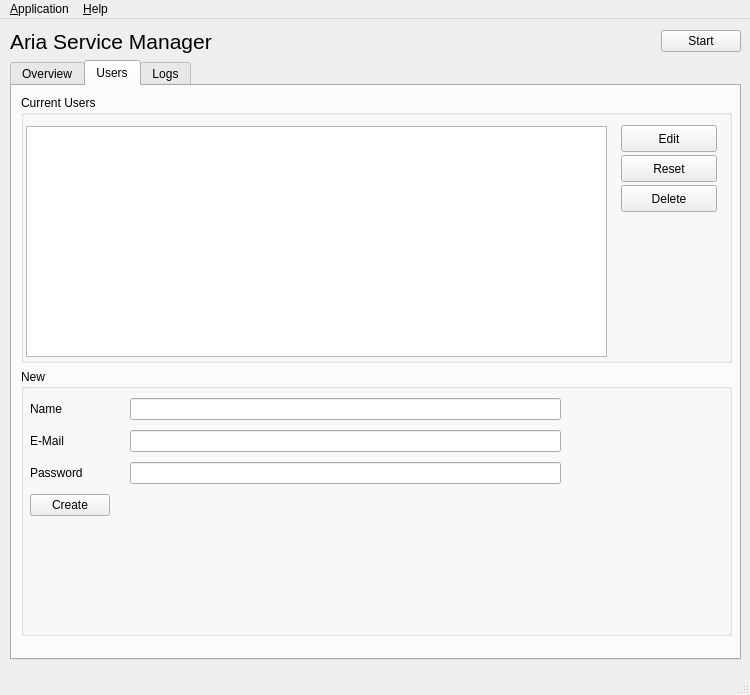
Old version of the form src/aria/gui/ui/mainwindow.ui in the repository malvavisc0/aria.
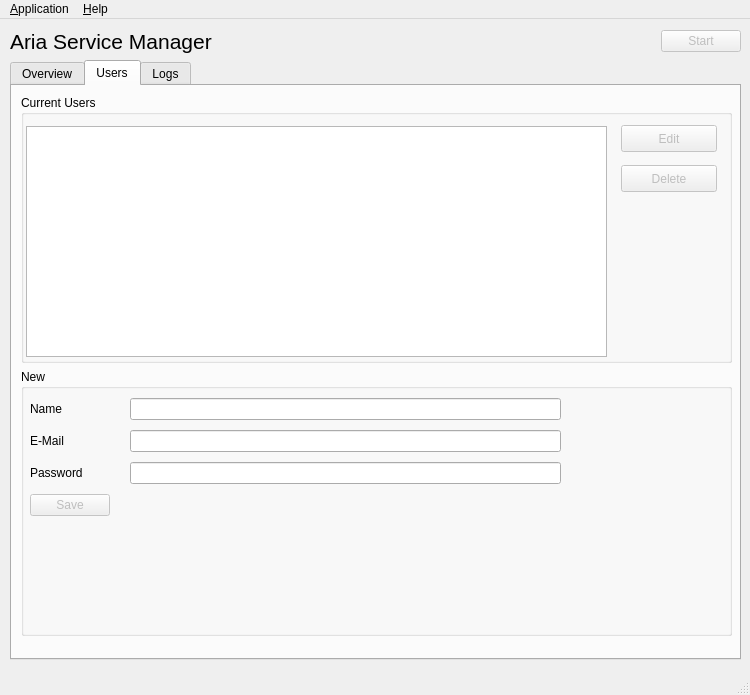
New version of the form. The open tabs and pages were chosen to show the change. Icons and pictures are not drawn.

Diff of the .ui file:
```diff
--- a/src/aria/gui/ui/mainwindow.ui
+++ b/src/aria/gui/ui/mainwindow.ui
@@ -79,7 +79,7 @@
        <item>
         <widget class="QPushButton" name="pushButton_ServiceControl">
          <property name="enabled">
-          <bool>true</bool>
+          <bool>false</bool>
          </property>
          <property name="text">
           <string>Start</string>
@@ -454,20 +454,10 @@
               </rect>
              </property>
             </widget>
-            <widget class="QPushButton" name="pushButton_ResetPassword">
-             <property name="geometry">
-              <rect>
-               <x>600</x>
-               <y>60</y>
-               <width>96</width>
-               <height>27</height>
-              </rect>
-             </property>
-             <property name="text">
-              <string>Reset</string>
-             </property>
-            </widget>
             <widget class="QPushButton" name="pushButton_EditUser">
+             <property name="enabled">
+              <bool>false</bool>
+             </property>
              <property name="geometry">
               <rect>
                <x>600</x>
@@ -481,10 +471,13 @@
              </property>
             </widget>
             <widget class="QPushButton" name="pushButton_DeleteUser">
+             <property name="enabled">
+              <bool>false</bool>
+             </property>
              <property name="geometry">
               <rect>
                <x>600</x>
-               <y>90</y>
+               <y>70</y>
                <width>96</width>
                <height>27</height>
               </rect>
@@ -539,8 +532,11 @@
               </item>
               <item row="3" column="0">
                <widget class="QPushButton" name="pushButton_CreateUser">
+                <property name="enabled">
+                 <bool>false</bool>
+                </property>
                 <property name="text">
-                 <string>Create</string>
+                 <string>Save</string>
                 </property>
                </widget>
               </item>
```
Left out of the diff: 6 changed lines with no effect on the pictures.
